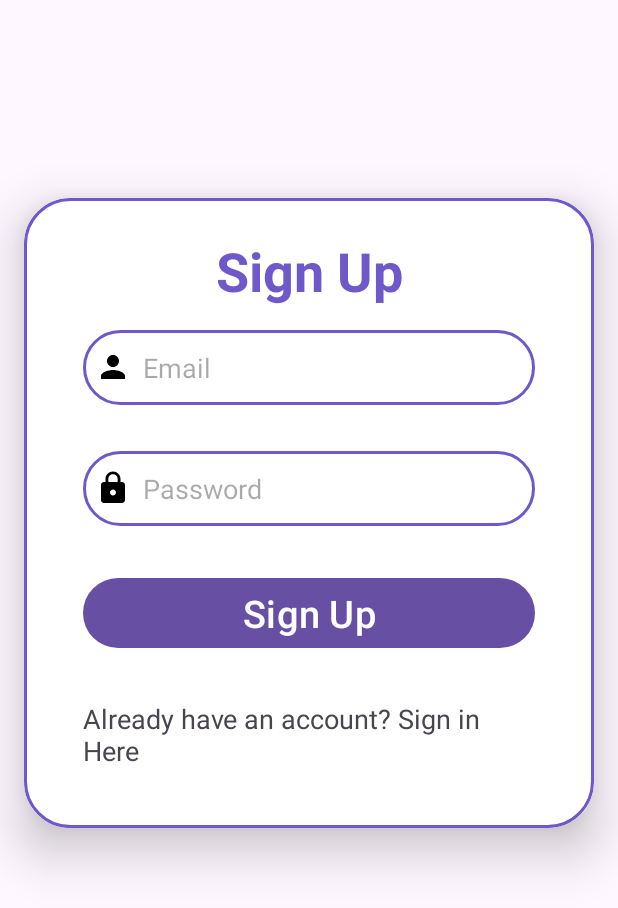
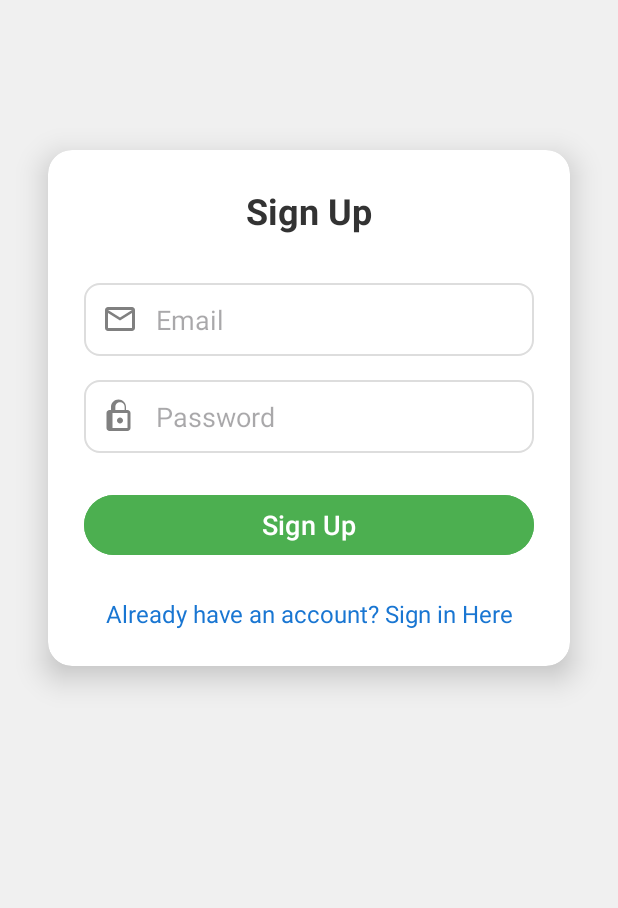
Before and after one commit to SorenNygaard/AndroidApp, an Android app: the screen it shows after launch (MainActivity), on a phone screen of 412 x 824 dp. Shown: the top 908 px of the screen. Run offline under Robolectric (Android 15) with nearby library versions, the phone set to English and light mode, and no system bars; our stand-ins replace Firebase (no records; nobody signed in at launch, a user with empty details on screens opened directly).

Commit message:
uploaded more files

```diff
--- /dev/null
+++ b/app/src/main/res/drawable/custom_input_background.xml
@@ -0,0 +1,7 @@
+<?xml version="1.0" encoding="utf-8"?>
+<shape xmlns:android="http://schemas.android.com/apk/res/android">
+    <solid android:color="#FFFFFF" />
+    <corners android:radius="10dp" />
+    <stroke android:width="1dp" android:color="#DDDDDD" />
+    <padding android:left="10dp" android:top="10dp" android:right="10dp" android:bottom="10dp" />
+</shape>
--- /dev/null
+++ b/app/src/main/res/drawable/ic_email.xml
@@ -0,0 +1,9 @@
+<vector xmlns:android="http://schemas.android.com/apk/res/android"
+    android:width="24dp"
+    android:height="24dp"
+    android:viewportWidth="24"
+    android:viewportHeight="24">
+    <path
+        android:fillColor="#808080"
+        android:pathData="M20,4H4c-1.1,0 -1.99,0.9 -1.99,2L2,18c0,1.1 0.89,2 1.99,2H20c1.1,0 2,-0.9 2,-2V6c0,-1.1 -0.9,-2 -2,-2zM20,18H4V8l8,5l8,-5v10zM4,6h16l-8,5L4,6z" />
+</vector>
--- /dev/null
+++ b/app/src/main/res/drawable/ic_lock.xml
@@ -0,0 +1,9 @@
+<vector xmlns:android="http://schemas.android.com/apk/res/android"
+    android:width="24dp"
+    android:height="24dp"
+    android:viewportWidth="24"
+    android:viewportHeight="24">
+    <path
+        android:fillColor="#808080"
+        android:pathData="M12,17c-1.1,0 -2,-0.9 -2,-2s0.9,-2 2,-2s2,0.9 2,2S13.1,17 12,17zM17,8h-1V6c0,-2.76 -2.24,-5 -5,-5S6,3.24 6,6v2H5c-1.1,0 -2,0.9 -2,2v10c0,1.1 0.9,2 2,2h12c1.1,0 2,-0.9 2,-2V10C19,8.9 18.1,8 17,8zM8.9,6c0,-1.71 1.39,-3.1 3.1,-3.1s3.1,1.39 3.1,3.1v2H8.9V6zM17,20H7v-10h10V20z" />
+</vector>
--- a/app/src/main/res/layout/activity_main.xml
+++ b/app/src/main/res/layout/activity_main.xml
@@ -4,25 +4,26 @@
     xmlns:tools="http://schemas.android.com/tools"
     android:layout_width="match_parent"
     android:layout_height="match_parent"
+    android:background="#F0F0F0"
     tools:context=".MainActivity">
 
     <androidx.cardview.widget.CardView
-        android:layout_width="match_parent"
+        android:layout_width="0dp"
         android:layout_height="wrap_content"
-        android:layout_marginStart="16dp"
-        android:layout_marginTop="132dp"
-        android:layout_marginEnd="16dp"
-        app:cardCornerRadius="30dp"
-        app:cardElevation="20dp"
+        android:layout_marginStart="32dp"
+        android:layout_marginTop="100dp"
+        android:layout_marginEnd="32dp"
+        app:cardCornerRadius="16dp"
+        app:cardElevation="12dp"
         app:layout_constraintEnd_toEndOf="parent"
         app:layout_constraintStart_toStartOf="parent"
-        app:layout_constraintTop_toTopOf="parent">
+        app:layout_constraintTop_toTopOf="parent"
+        android:backgroundTint="#FFFFFF">
 
         <LinearLayout
             android:layout_width="match_parent"
             android:layout_height="wrap_content"
             android:layout_gravity="center_horizontal"
-            android:background="@drawable/custom_round_background"
             android:orientation="vertical"
             android:padding="24dp">
 
@@ -30,59 +31,59 @@
                 android:layout_width="match_parent"
                 android:layout_height="wrap_content"
                 android:text="Sign Up"
-                android:textSize="36sp"
+                android:textSize="24sp"
                 android:textAlignment="center"
                 android:textStyle="bold"
-                android:textColor="@color/myblue"
-                />
+                android:layout_marginBottom="24dp"
+                android:textColor="#333333" />
 
             <EditText
                 android:id="@+id/edEmail"
                 android:layout_width="match_parent"
-                android:layout_height="50dp"
-                android:layout_margin="15dp"
-                android:background="@drawable/custom_round_background"
-                android:drawableStart="@drawable/ic_person_24"
-                android:drawablePadding="8dp"
-                android:padding="8dp"
+                android:layout_height="wrap_content"
+                android:layout_marginTop="8dp"
+                android:background="@drawable/custom_input_background"
+                android:drawableStart="@drawable/ic_email"
+                android:drawablePadding="12dp"
+                android:padding="12dp"
                 android:hint="Email"
                 android:inputType="textEmailAddress"
-                android:textColor="@color/black"
-
-                />
+                android:textColor="#333333"
+                android:drawableTint="#808080"/>
 
             <EditText
                 android:id="@+id/edPassword"
                 android:layout_width="match_parent"
-                android:layout_height="50dp"
-                android:layout_margin="15dp"
-                android:background="@drawable/custom_round_background"
-                android:drawableStart="@drawable/ic_lock_24"
-                android:drawablePadding="8dp"
-                android:padding="8dp"
+                android:layout_height="wrap_content"
+                android:layout_marginTop="16dp"
+                android:background="@drawable/custom_input_background"
+                android:drawableStart="@drawable/ic_lock"
+                android:drawablePadding="12dp"
+                android:padding="12dp"
                 android:hint="Password"
                 android:inputType="textPassword"
-                android:textColor="@color/black" />
+                android:textColor="#333333"
+                android:drawableTint="#808080"/>
 
             <Button
                 android:id="@+id/btnSignUp"
                 android:layout_width="match_parent"
                 android:layout_height="wrap_content"
-                android:layout_margin="15dp"
-                android:textSize="25sp"
-                android:text="Sign Up" />
+                android:layout_marginTop="24dp"
+                android:text="Sign Up"
+                android:textSize="18sp"
+                android:backgroundTint="#4CAF50"
+                android:textColor="#FFFFFF" />
 
             <TextView
                 android:id="@+id/txtSignIn"
                 android:layout_width="match_parent"
                 android:layout_height="wrap_content"
-                android:layout_margin="15dp"
+                android:layout_marginTop="24dp"
                 android:text="Already have an account? Sign in Here"
-                android:textSize="18sp" />
+                android:textSize="16sp"
+                android:textAlignment="center"
+                android:textColor="#1976D2" />
         </LinearLayout>
-
     </androidx.cardview.widget.CardView>
-
-
-
 </androidx.constraintlayout.widget.ConstraintLayout>
--- a/app/src/main/res/layout/activity_user.xml
+++ b/app/src/main/res/layout/activity_user.xml
@@ -27,7 +27,7 @@
             android:layout_height="wrap_content"
             android:layout_gravity="center"
             android:gravity="center"
-            android:text="Welcome!"
+            android:text="Welcome !"
             android:textSize="40sp" />
 
         <TextView
```
Also changed, not shown: app/src/main/res/layout/activity_login.xml (+36 -29 lines).
